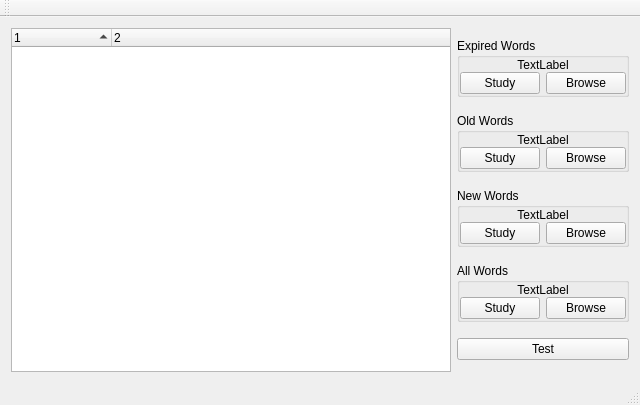
Old version of the form HaiBeiDanCi/mainwindow.ui in the repository HuangHuafeng/repeat.
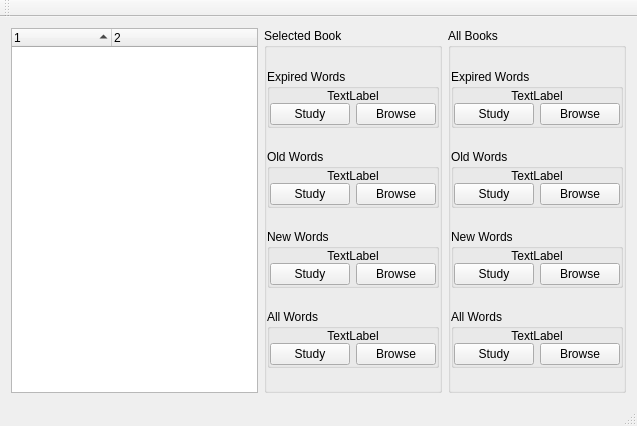
New version of the form.

The edit to the form file:
```diff
--- a/HaiBeiDanCi/mainwindow.ui
+++ b/HaiBeiDanCi/mainwindow.ui
@@ -6,8 +6,8 @@
    <rect>
     <x>0</x>
     <y>0</y>
-    <width>640</width>
-    <height>405</height>
+    <width>637</width>
+    <height>426</height>
    </rect>
   </property>
   <property name="sizePolicy">
@@ -45,9 +45,25 @@
      </widget>
     </item>
     <item>
-     <layout class="QVBoxLayout" name="verticalLayout">
+     <widget class="QGroupBox" name="groupBox_2">
+      <property name="title">
+       <string>Selected Book</string>
+      </property>
+      <layout class="QVBoxLayout" name="verticalLayout_2">
       <property name="spacing">
-       <number>-1</number>
+        <number>0</number>
+       </property>
+       <property name="leftMargin">
+        <number>0</number>
+       </property>
+       <property name="topMargin">
+        <number>0</number>
+       </property>
+       <property name="rightMargin">
+        <number>0</number>
+       </property>
+       <property name="bottomMargin">
+        <number>0</number>
       </property>
       <item>
        <widget class="QGroupBox" name="groupBox_3">
@@ -317,14 +333,300 @@
         </layout>
        </widget>
       </item>
+      </layout>
+     </widget>
+    </item>
       <item>
-       <widget class="QPushButton" name="pushTest">
+     <widget class="QGroupBox" name="groupBox">
+      <property name="title">
+       <string>All Books</string>
+      </property>
+      <layout class="QVBoxLayout" name="verticalLayout_3">
+       <property name="spacing">
+        <number>0</number>
+       </property>
+       <property name="leftMargin">
+        <number>0</number>
+       </property>
+       <property name="topMargin">
+        <number>0</number>
+       </property>
+       <property name="rightMargin">
+        <number>0</number>
+       </property>
+       <property name="bottomMargin">
+        <number>0</number>
+       </property>
+       <item>
+        <widget class="QGroupBox" name="groupBox_7">
+         <property name="sizePolicy">
+          <sizepolicy hsizetype="Preferred" vsizetype="Fixed">
+           <horstretch>0</horstretch>
+           <verstretch>0</verstretch>
+          </sizepolicy>
+         </property>
+         <property name="title">
+          <string>Expired Words</string>
+         </property>
+         <layout class="QHBoxLayout" name="horizontalLayout_6">
+          <property name="spacing">
+           <number>0</number>
+          </property>
+          <property name="leftMargin">
+           <number>0</number>
+          </property>
+          <property name="topMargin">
+           <number>0</number>
+          </property>
+          <property name="rightMargin">
+           <number>0</number>
+          </property>
+          <property name="bottomMargin">
+           <number>0</number>
+          </property>
+          <item>
+           <layout class="QGridLayout" name="gridLayout_5">
+            <property name="verticalSpacing">
+             <number>0</number>
+            </property>
+            <item row="1" column="0">
+             <widget class="QPushButton" name="pushGlobalStudyExpiredWords">
         <property name="text">
-         <string>Test</string>
+               <string>Study</string>
         </property>
        </widget>
       </item>
-     </layout>
+            <item row="1" column="1">
+             <widget class="QPushButton" name="pushGlobalBrowseExpiredWords">
+              <property name="text">
+               <string>Browse</string>
+              </property>
+             </widget>
+            </item>
+            <item row="0" column="0" colspan="2">
+             <widget class="QLabel" name="labelGlobalExpired">
+              <property name="sizePolicy">
+               <sizepolicy hsizetype="Preferred" vsizetype="Fixed">
+                <horstretch>0</horstretch>
+                <verstretch>0</verstretch>
+               </sizepolicy>
+              </property>
+              <property name="text">
+               <string>TextLabel</string>
+              </property>
+              <property name="alignment">
+               <set>Qt::AlignCenter</set>
+              </property>
+             </widget>
+            </item>
+           </layout>
+          </item>
+         </layout>
+        </widget>
+       </item>
+       <item>
+        <widget class="QGroupBox" name="groupBox_8">
+         <property name="sizePolicy">
+          <sizepolicy hsizetype="Preferred" vsizetype="Fixed">
+           <horstretch>0</horstretch>
+           <verstretch>0</verstretch>
+          </sizepolicy>
+         </property>
+         <property name="title">
+          <string>Old Words</string>
+         </property>
+         <layout class="QHBoxLayout" name="horizontalLayout_7">
+          <property name="spacing">
+           <number>0</number>
+          </property>
+          <property name="leftMargin">
+           <number>0</number>
+          </property>
+          <property name="topMargin">
+           <number>0</number>
+          </property>
+          <property name="rightMargin">
+           <number>0</number>
+          </property>
+          <property name="bottomMargin">
+           <number>0</number>
+          </property>
+          <item>
+           <layout class="QGridLayout" name="gridLayout_6">
+            <property name="verticalSpacing">
+             <number>0</number>
+            </property>
+            <item row="1" column="0">
+             <widget class="QPushButton" name="pushGlobalStudyOldWords">
+              <property name="text">
+               <string>Study</string>
+              </property>
+             </widget>
+            </item>
+            <item row="1" column="1">
+             <widget class="QPushButton" name="pushGlobalBrowseOldWords">
+              <property name="text">
+               <string>Browse</string>
+              </property>
+             </widget>
+            </item>
+            <item row="0" column="0" colspan="2">
+             <widget class="QLabel" name="labelGlobalOld">
+              <property name="sizePolicy">
+               <sizepolicy hsizetype="Preferred" vsizetype="Fixed">
+                <horstretch>0</horstretch>
+                <verstretch>0</verstretch>
+               </sizepolicy>
+              </property>
+              <property name="text">
+               <string>TextLabel</string>
+              </property>
+              <property name="alignment">
+               <set>Qt::AlignCenter</set>
+              </property>
+             </widget>
+            </item>
+           </layout>
+          </item>
+         </layout>
+        </widget>
+       </item>
+       <item>
+        <widget class="QGroupBox" name="groupBox_10">
+         <property name="sizePolicy">
+          <sizepolicy hsizetype="Preferred" vsizetype="Fixed">
+           <horstretch>0</horstretch>
+           <verstretch>0</verstretch>
+          </sizepolicy>
+         </property>
+         <property name="title">
+          <string>New Words</string>
+         </property>
+         <layout class="QHBoxLayout" name="horizontalLayout_9">
+          <property name="spacing">
+           <number>0</number>
+          </property>
+          <property name="leftMargin">
+           <number>0</number>
+          </property>
+          <property name="topMargin">
+           <number>0</number>
+          </property>
+          <property name="rightMargin">
+           <number>0</number>
+          </property>
+          <property name="bottomMargin">
+           <number>0</number>
+          </property>
+          <item>
+           <layout class="QGridLayout" name="gridLayout_8">
+            <property name="verticalSpacing">
+             <number>0</number>
+            </property>
+            <item row="1" column="0">
+             <widget class="QPushButton" name="pushGlobalStudyNewWords">
+              <property name="text">
+               <string>Study</string>
+              </property>
+             </widget>
+            </item>
+            <item row="1" column="1">
+             <widget class="QPushButton" name="pushGlobalBrowseNewWords">
+              <property name="text">
+               <string>Browse</string>
+              </property>
+             </widget>
+            </item>
+            <item row="0" column="0" colspan="2">
+             <widget class="QLabel" name="labelGlobalNew">
+              <property name="sizePolicy">
+               <sizepolicy hsizetype="Preferred" vsizetype="Fixed">
+                <horstretch>0</horstretch>
+                <verstretch>0</verstretch>
+               </sizepolicy>
+              </property>
+              <property name="text">
+               <string>TextLabel</string>
+              </property>
+              <property name="alignment">
+               <set>Qt::AlignCenter</set>
+              </property>
+             </widget>
+            </item>
+           </layout>
+          </item>
+         </layout>
+        </widget>
+       </item>
+       <item>
+        <widget class="QGroupBox" name="groupBox_9">
+         <property name="sizePolicy">
+          <sizepolicy hsizetype="Preferred" vsizetype="Fixed">
+           <horstretch>0</horstretch>
+           <verstretch>0</verstretch>
+          </sizepolicy>
+         </property>
+         <property name="title">
+          <string>All Words</string>
+         </property>
+         <layout class="QHBoxLayout" name="horizontalLayout_8">
+          <property name="spacing">
+           <number>0</number>
+          </property>
+          <property name="leftMargin">
+           <number>0</number>
+          </property>
+          <property name="topMargin">
+           <number>0</number>
+          </property>
+          <property name="rightMargin">
+           <number>0</number>
+          </property>
+          <property name="bottomMargin">
+           <number>0</number>
+          </property>
+          <item>
+           <layout class="QGridLayout" name="gridLayout_7">
+            <property name="verticalSpacing">
+             <number>0</number>
+            </property>
+            <item row="1" column="1">
+             <widget class="QPushButton" name="pushGlobalBrowseAllWords">
+              <property name="text">
+               <string>Browse</string>
+              </property>
+             </widget>
+            </item>
+            <item row="0" column="0" colspan="2">
+             <widget class="QLabel" name="labelGlobalAll">
+              <property name="sizePolicy">
+               <sizepolicy hsizetype="Preferred" vsizetype="Fixed">
+                <horstretch>0</horstretch>
+                <verstretch>0</verstretch>
+               </sizepolicy>
+              </property>
+              <property name="text">
+               <string>TextLabel</string>
+              </property>
+              <property name="alignment">
+               <set>Qt::AlignCenter</set>
+              </property>
+             </widget>
+            </item>
+            <item row="1" column="0">
+             <widget class="QPushButton" name="pushGlobalStudyAllWords">
+              <property name="text">
+               <string>Study</string>
+              </property>
+             </widget>
+            </item>
+           </layout>
+          </item>
+         </layout>
+        </widget>
+       </item>
+      </layout>
+     </widget>
     </item>
    </layout>
   </widget>
```
Left out of the diff: 2 changed lines with no effect on the pictures. Lines whose indentation alone changed are shown as unchanged.
